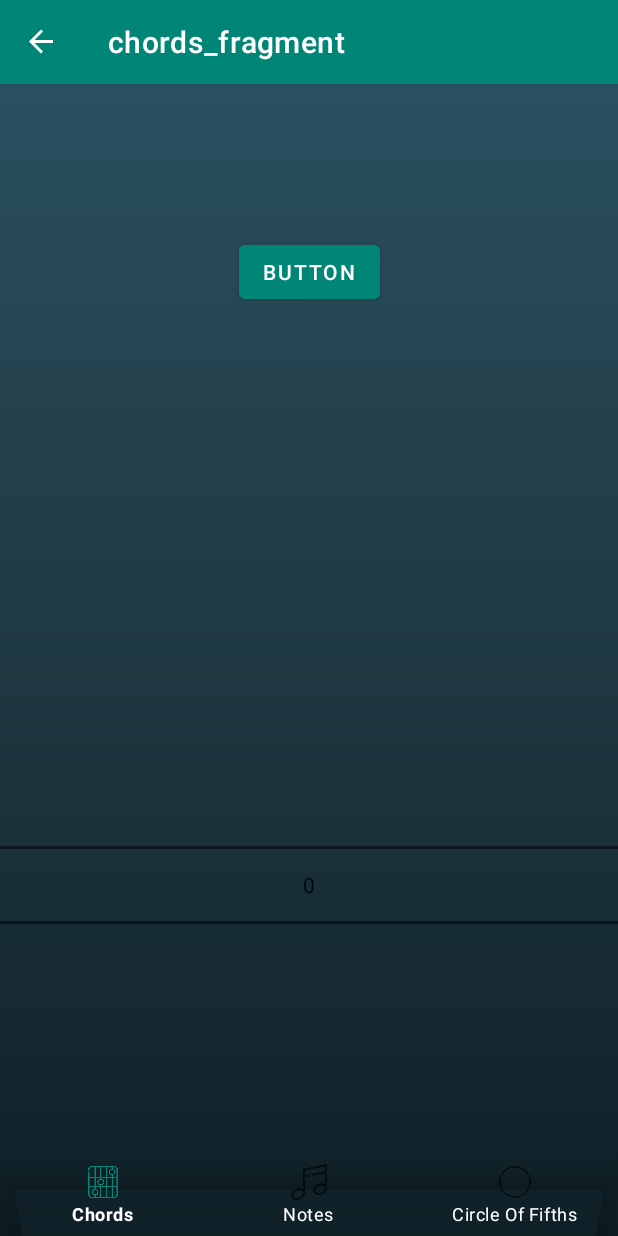
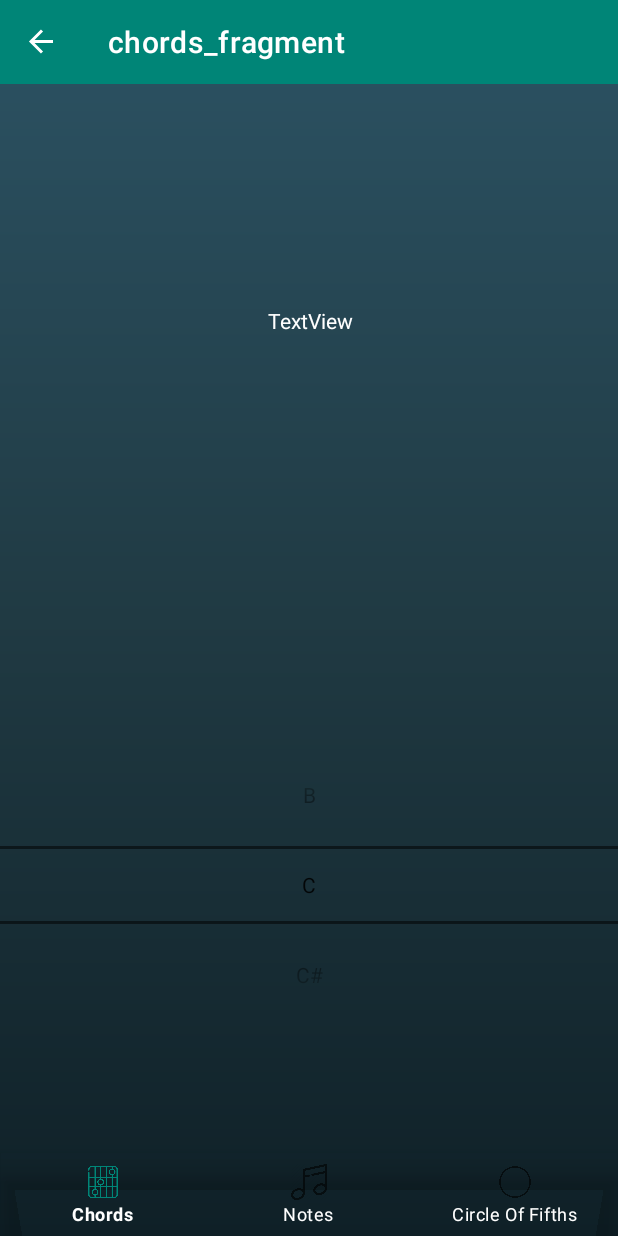
Before and after one commit to henrimakela/android-mvvm-guitar-app, an Android app: the ChordsFragment screen opened through its navigation route, on a phone screen of 412 x 824 dp. Run offline under Robolectric (Android 15) with nearby library versions, the phone set to English and light mode, and no system bars; our stand-ins replace navigation-ui; libraries missing offline, so code that uses them is left out: org.kodein.di; 3 statements that could not run were skipped.

Commit message:
more progresss

```diff
--- a/app/src/main/res/layout/chords_fragment.xml
+++ b/app/src/main/res/layout/chords_fragment.xml
@@ -31,15 +31,15 @@
                  android:layout_height="wrap_content"
                  android:layout_marginEnd="182dp" app:layout_constraintEnd_toEndOf="parent"
                  app:layout_constraintStart_toStartOf="parent" android:layout_marginStart="181dp"
-                 app:layout_constraintTop_toTopOf="parent" android:layout_marginTop="341dp"
-                 android:layout_marginBottom="342dp" app:layout_constraintBottom_toBottomOf="parent"
-                 app:layout_constraintHorizontal_bias="1.0" app:layout_constraintVertical_bias="0.0"/>
+                 android:layout_marginBottom="564dp" app:layout_constraintBottom_toBottomOf="parent"
+                 app:layout_constraintHorizontal_bias="1.0" android:layout_marginTop="119dp"
+                 app:layout_constraintTop_toTopOf="parent"/>
     <TextView
             android:id="@+id/chord_progress_bar_text"
             android:text="@string/fetching_chords"
             android:layout_width="wrap_content"
             android:layout_height="wrap_content"
-
+            android:textColor="@color/textColor"
             android:layout_marginEnd="148dp"
             app:layout_constraintEnd_toEndOf="parent" app:layout_constraintStart_toStartOf="parent"
             android:layout_marginStart="149dp" android:layout_marginTop="28dp"
@@ -51,12 +51,13 @@
             android:layout_width="wrap_content"
             android:layout_height="wrap_content"
             app:layout_constraintGuide_percent="0.5" android:id="@+id/guideline"/>
-    <Button
-            android:text="Button"
+    <TextView
+            android:text="TextView"
             android:layout_width="wrap_content"
             android:layout_height="wrap_content"
-            android:id="@+id/button" android:layout_marginEnd="162dp" app:layout_constraintEnd_toEndOf="parent"
-            app:layout_constraintStart_toStartOf="parent" android:layout_marginStart="162dp"
-            android:layout_marginTop="101dp" app:layout_constraintTop_toTopOf="parent"/>
+            android:textColor="@color/textColor"
+            android:id="@+id/data_text" android:layout_marginEnd="176dp" app:layout_constraintEnd_toEndOf="parent"
+            app:layout_constraintStart_toStartOf="parent" android:layout_marginStart="177dp"
+            android:layout_marginTop="148dp" app:layout_constraintTop_toTopOf="parent"/>
 
 </androidx.constraintlayout.widget.ConstraintLayout>
--- a/app/src/main/res/values/colors.xml
+++ b/app/src/main/res/values/colors.xml
@@ -3,4 +3,5 @@
     <color name="colorPrimary">#008577</color>
     <color name="colorPrimaryDark">#00574B</color>
     <color name="colorAccent">#D81B60</color>
+    <color name="textColor">#fff</color>
 </resources>
```
Also changed, not shown: app/src/main/java/com/henrimakela/mvvmaac/ui/chords/ChordsFragment.kt (+23 -11 lines), app/src/main/java/com/henrimakela/mvvmaac/ui/chords/ChordsViewModel.kt (+6 -2 lines).
